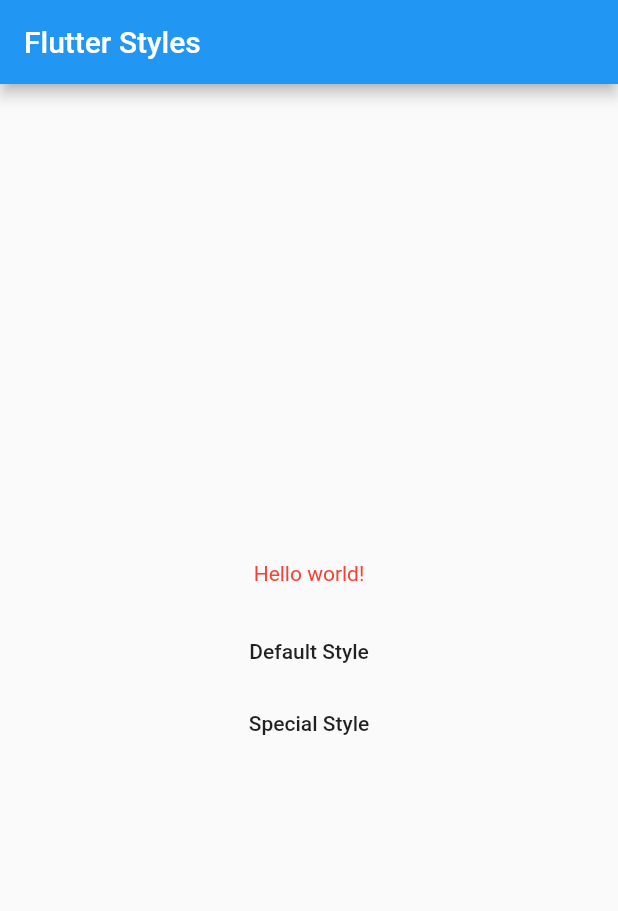
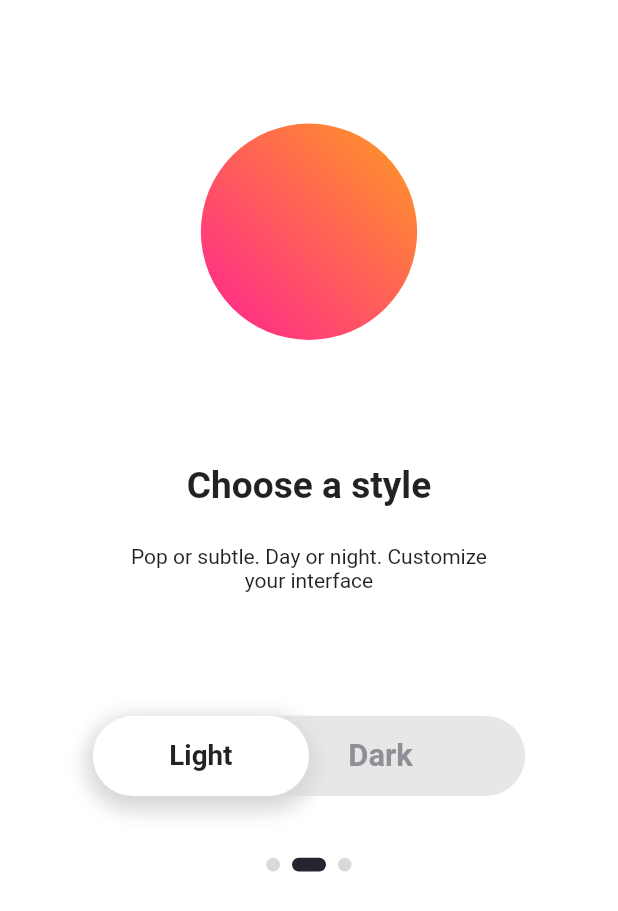
Before and after one commit to katafo/flutter_styles, a Flutter app: the screen it shows after launch, on a phone screen of 412 x 824 dp. Shown: the top 911 px of the screen. Run offline on Flutter 3.47's test engine with Material 2 defaults, Android fonts, the phone set to English and light mode, and no system bars; our stand-ins replace flutter_bloc; Roboto replaces fonts that are missing (OpenSans).

Commit message:
- Add example

```diff
--- a/lib/app/app_cubit.dart
+++ b/lib/app/app_cubit.dart
@@ -1,6 +1,6 @@
 import 'package:flutter_bloc/flutter_bloc.dart';
 import 'package:flutter_styles/app/app_state.dart';
-import 'package:flutter_styles/styles.dart';
+import 'package:flutter_styles/common/utils/styles.dart';
 
 class AppCubit extends Cubit<AppState> {
 
--- /dev/null
+++ b/lib/app/example/custom_toggle.dart
@@ -0,0 +1,104 @@
+import 'package:flutter/material.dart';
+import 'package:flutter_bloc/flutter_bloc.dart';
+import 'package:flutter_styles/common/utils/styles.dart';
+import 'package:provider/provider.dart';
+
+import '../app_cubit.dart';
+import '../app_cubit.dart';
+import '../app_state.dart';
+
+class ZAnimatedToggle extends StatefulWidget {
+  final List<String> values;
+  final ValueChanged onToggleCallback;
+
+  ZAnimatedToggle({
+    Key key,
+    @required this.values,
+    @required this.onToggleCallback,
+  }) : super(key: key);
+
+  @override
+  _ZAnimatedToggleState createState() => _ZAnimatedToggleState();
+}
+
+class _ZAnimatedToggleState extends State<ZAnimatedToggle> {
+  AppCubit appCubit;
+  @override
+  void initState() {
+    super.initState();
+    appCubit= context.read<AppCubit>();
+  }
+
+  @override
+  Widget build(BuildContext context) {
+    double width = MediaQuery
+        .of(context)
+        .size
+        .width;
+    return BlocBuilder<AppCubit,AppState>(
+      builder: (context, state) {
+        return Container(
+          width: width * .7,
+          height: width * .13,
+          child: Stack(
+            children: [
+              GestureDetector(
+                onTap: () {
+                  widget.onToggleCallback(1);
+                },
+                child: Container(
+                  width: width * .7,
+                  height: width * .13,
+                  decoration: ShapeDecoration(
+                      color:appCubit.styles.getToggleBackgroundColor(),
+                      shape: RoundedRectangleBorder(
+                          borderRadius: BorderRadius.circular(width * .1))),
+                  child: Row(
+                    children: List.generate(
+                      widget.values.length,
+                          (index) =>
+                          Padding(
+                            padding: EdgeInsets.symmetric(horizontal: width * .1),
+                            child: Text(
+                              widget.values[index],
+                              style: TextStyle(
+                                  fontSize: width * .05,
+                                  fontWeight: FontWeight.bold,
+                                  color: Color(0xFF918f95)),
+                            ),
+                          ),
+                    ),
+                  ),
+                ),
+              ),
+              AnimatedAlign(
+                alignment: appCubit.styles is  DefaultStyles
+                    ? Alignment.centerLeft
+                    : Alignment.centerRight,
+                duration: Duration(milliseconds: 350),
+                curve: Curves.ease,
+                child: Container(
+                  alignment: Alignment.center,
+                  width: width * .35,
+                  height: width * .13,
+                  decoration: ShapeDecoration(
+                      color: appCubit.styles.getToggleButtonColor(),
+                      shadows: appCubit.styles.getToggleButtonShadow(),
+                      shape: RoundedRectangleBorder(
+                          borderRadius: BorderRadius.circular(width * .1))),
+                  child: Text(
+                    appCubit.styles is  DefaultStyles
+                        ? widget.values[0]
+                        : widget.values[1],
+                    style: TextStyle(
+                        fontSize: width * .045, fontWeight: FontWeight.bold),
+                  ),
+                ),
+              )
+            ],
+          ),
+        );
+      }
+    );
+  }
+}
--- /dev/null
+++ b/lib/app/example/example.dart
@@ -0,0 +1,163 @@
+import 'package:flutter/material.dart';
+import 'package:flutter/material.dart';
+import 'package:flutter_bloc/flutter_bloc.dart';
+import 'package:flutter_styles/common/utils/styles.dart';
+import 'package:provider/provider.dart';
+
+import '../app_cubit.dart';
+import '../app_state.dart';
+import 'custom_toggle.dart';
+
+class HomePage extends StatefulWidget {
+  HomePage({Key key}) : super(key: key);
+
+  @override
+  State<StatefulWidget> createState() {
+    return _HomePageState();
+  }
+}
+
+class _HomePageState extends State<HomePage>
+    with SingleTickerProviderStateMixin {
+  AnimationController _animationController;
+  AppCubit _appBloc;
+
+  GlobalKey<ScaffoldState> _scaffoldKey = GlobalKey<ScaffoldState>();
+
+  @override
+  void initState() {
+    _animationController =
+        AnimationController(vsync: this, duration: Duration(milliseconds: 800));
+    super.initState();
+    _appBloc = context.read<AppCubit>();
+  }
+
+  // function to toggle circle animation
+  changeThemeMode(bool isDarkMode) {
+    if (!isDarkMode) {
+      _animationController.forward(from: 0.0);
+    } else {
+      _animationController.reverse(from: 1.0);
+    }
+  }
+
+  @override
+  Widget build(BuildContext context) {
+    double height = MediaQuery.of(context).size.height;
+    double width = MediaQuery.of(context).size.width;
+    // Now we have access to the theme properties
+    return BlocBuilder<AppCubit, AppState>(builder: (context, state) {
+      return Scaffold(
+        key: _scaffoldKey,
+        body: SafeArea(
+          child: Container(
+            alignment: Alignment.center,
+            margin: EdgeInsets.only(top: height * 0.1),
+            child: Column(
+              children: [
+                Stack(
+                  children: [
+                    Container(
+                      width: width * 0.35,
+                      height: width * 0.35,
+                      decoration: BoxDecoration(
+                        shape: BoxShape.circle,
+                        gradient: LinearGradient(
+                            colors: _appBloc.styles.getLinearGradientColor(),
+                            begin: Alignment.bottomLeft,
+                            end: Alignment.topRight),
+                      ),
+                    ),
+                    Transform.translate(
+                      offset: Offset(40, 0),
+                      child: ScaleTransition(
+                        scale: _animationController.drive(
+                          Tween<double>(begin: 0.0, end: 1.0).chain(
+                            CurveTween(curve: Curves.decelerate),
+                          ),
+                        ),
+                        alignment: Alignment.topRight,
+                        child: Container(
+                          width: width * .26,
+                          height: width * .26,
+                          decoration: BoxDecoration(
+                            shape: BoxShape.circle,
+                            color: _appBloc.styles.getSunColor(),
+                          ),
+                        ),
+                      ),
+                    )
+                  ],
+                ),
+                SizedBox(height: height * 0.1),
+                Text(
+                  'Choose a style',
+                  style: TextStyle(
+                      fontSize: width * .06, fontWeight: FontWeight.bold),
+                ),
+                SizedBox(height: height * 0.03),
+                Container(
+                  width: width * .6,
+                  child: Text(
+                    'Pop or subtle. Day or night. Customize your interface',
+                    textAlign: TextAlign.center,
+                  ),
+                ),
+                SizedBox(height: height * 0.1),
+                ZAnimatedToggle(
+                  values: ['Light', 'Dark'],
+                  onToggleCallback: (v) async {
+                    if(_appBloc.styles is DefaultStyles)
+                      _appBloc.changeStyle(DarkStyles());
+                    else
+                      _appBloc.changeStyle(DefaultStyles());
+                    changeThemeMode(_appBloc.styles is DarkStyles);
+
+                  },
+                ),
+                SizedBox(
+                  height: height * .05,
+                ),
+                Row(
+                  mainAxisAlignment: MainAxisAlignment.center,
+                  children: <Widget>[
+                    buildDot(
+                      width: width * 0.022,
+                      height: width * 0.022,
+                      color: const Color(0xFFd9d9d9),
+                    ),
+                    buildDot(
+                        width: width * 0.055,
+                        height: width * 0.022,
+                        color: _appBloc.styles.getDotStyle()),
+                    buildDot(
+                      width: width * 0.022,
+                      height: width * 0.022,
+                      color: const Color(0xFFd9d9d9),
+                    ),
+                  ],
+                ),
+                // skip & next
+              ],
+            ),
+          ),
+        ),
+      );
+    });
+  }
+
+// for drawing the dots
+  Container buildDot({double width, double height, Color color}) {
+    return Container(
+      margin: EdgeInsets.symmetric(horizontal: 4),
+      width: width,
+      height: height,
+      decoration: ShapeDecoration(
+        shape: RoundedRectangleBorder(
+          borderRadius: BorderRadius.circular(20),
+        ),
+        color: color,
+      ),
+    );
+  }
+}
--- /dev/null
+++ b/lib/common/utils/app_colors.dart
@@ -0,0 +1,29 @@
+import 'package:flutter/material.dart';
+
+///We get the color'name by pass the hex color to this website https://colornamer.robertcooper.me
+///If you have 32 bits color instead of hex color, use this website to convert 32 bits color to hex color
+///https://convertingcolors.com/
+class AppColors {
+  static Color grey = Colors.grey;
+
+  static Color white = Colors.white;
+  static Color closeShutter = Color(0xFF26242e);
+  static Color placebo = Color(0xFFe7e7e8);
+  static Color witchesCauldron = Color(0xFf34323d);
+  static Color satinDepBlack=Color(0xFF1E1F28);
+  static Color raisinBlack=Color(0xFF222029);
+  static Color lavenderBlueShadow=Color(0xFF8983F7);
+  static Color malmoFF=Color(0xFFA3DAFB);
+
+}
+class HexColor extends Color {
+  static int _getColorFromHex(String hexColor) {
+    hexColor = hexColor.toUpperCase().replaceAll("#", "");
+    final buffer = StringBuffer();
+    if (hexColor.length == 6 || hexColor.length == 7) buffer.write('FF');
+    buffer.write(hexColor.replaceFirst('#', ''));
+    return int.parse(buffer.toString(), radix: 16);
+  }
+
+  HexColor(final String hexColor) : super(_getColorFromHex(hexColor));
+}
--- /dev/null
+++ b/lib/common/utils/app_fonts.dart
@@ -0,0 +1,3 @@
+class AppFonts{
+  static const String openSans = "OpenSans";
+}
--- /dev/null
+++ b/lib/common/utils/styles.dart
@@ -0,0 +1,130 @@
+import 'package:flutter/material.dart';
+
+import 'app_colors.dart';
+import 'app_fonts.dart';
+
+abstract class AppStyles {
+  ThemeData getThemeData();
+
+  TextStyle getTextStyle({TextStyle customStyle});
+
+  List<Color> getLinearGradientColor();
+
+  Color getDotStyle();
+
+  Color getToggleBackgroundColor();
+
+  Color getToggleButtonColor();
+
+  List<BoxShadow> getToggleButtonShadow();
+
+  Color getSunColor();
+}
+
+class DefaultStyles implements AppStyles {
+  @override
+  TextStyle getTextStyle({TextStyle customStyle}) {
+    return TextStyle().merge(customStyle);
+  }
+
+  @override
+  ThemeData getThemeData() {
+    return ThemeData(
+        fontFamily: AppFonts.openSans,
+        visualDensity: VisualDensity.adaptivePlatformDensity,
+        primarySwatch: AppColors.grey,
+        primaryColor: AppColors.white,
+        brightness: Brightness.light,
+        backgroundColor: Color(0xFFFFFFFF),
+        scaffoldBackgroundColor: Color(0xFFFFFFFF));
+  }
+
+  @override
+  List<Color> getLinearGradientColor() {
+    return [Color(0xDDFF0080), Color(0xDDFF8C00)];
+  }
+
+  @override
+  Color getDotStyle() {
+    return AppColors.closeShutter;
+  }
+
+  @override
+  Color getToggleBackgroundColor() {
+    return AppColors.placebo;
+  }
+
+  @override
+  Color getToggleButtonColor() {
+    return AppColors.white;
+  }
+
+  @override
+  List<BoxShadow> getToggleButtonShadow() => [
+        BoxShadow(
+            color: Color(0xFFd8d7da),
+            spreadRadius: 5,
+            blurRadius: 10,
+            offset: Offset(0, 5)),
+      ];
+
+  @override
+  Color getSunColor() {
+    return AppColors.white;
+  }
+}
+
+class DarkStyles implements AppStyles {
+  @override
+  TextStyle getTextStyle({TextStyle customStyle}) {
+    return TextStyle().merge(customStyle);
+  }
+
+  @override
+  ThemeData getThemeData() {
+    return ThemeData(
+      visualDensity: VisualDensity.adaptivePlatformDensity,
+      primarySwatch: AppColors.grey,
+      primaryColor: AppColors.satinDepBlack,
+      brightness: Brightness.dark,
+      backgroundColor: AppColors.closeShutter,
+      scaffoldBackgroundColor: AppColors.closeShutter,
+    );
+  }
+
+  @override
+  Color getDotStyle() {
+    return AppColors.white;
+  }
+
+  @override
+  List<Color> getLinearGradientColor() {
+    return [AppColors.lavenderBlueShadow, AppColors.malmoFF];
+  }
+
+  @override
+  Color getSunColor() {
+    return AppColors.closeShutter;
+  }
+
+  @override
+  Color getToggleBackgroundColor() {
+    return AppColors.raisinBlack;
+  }
+
+  @override
+  Color getToggleButtonColor() {
+    return AppColors.witchesCauldron;
+  }
+
+  @override
+  List<BoxShadow> getToggleButtonShadow() {
+    return [
+      BoxShadow(
+          color: Color(0x66000000),
+          spreadRadius: 5,
+          blurRadius: 10,
+          offset: Offset(0, 5))
+    ];
+  }
+}
--- a/lib/main.dart
+++ b/lib/main.dart
@@ -2,7 +2,9 @@ import 'package:flutter/material.dart';
 import 'package:flutter_bloc/flutter_bloc.dart';
 import 'package:flutter_styles/app/app_cubit.dart';
 import 'package:flutter_styles/app/app_state.dart';
-import 'package:flutter_styles/styles.dart';
+import 'package:flutter_styles/common/utils/styles.dart';
+
+import 'app/example/example.dart';
 
 void main() {
   runApp(MyApp());
@@ -13,16 +15,7 @@ class MyApp extends StatelessWidget {
   @override
   Widget build(BuildContext context) {
     return BlocProvider(
-      create: (_) => AppCubit(),
-      child: MaterialApp(
-        title: 'Flutter Demo',
-        theme: ThemeData(
-          primarySwatch: Colors.blue,
-          visualDensity: VisualDensity.adaptivePlatformDensity,
-        ),
-        home: MyHomePage(title: 'Flutter Styles'),
-      )
-    );
+        create: (_) => AppCubit(), child: MyHomePage(title: 'Flutter Styles'));
   }
 }
 
@@ -36,44 +29,21 @@ class MyHomePage extends StatefulWidget {
 }
 
 class _MyHomePageState extends State<MyHomePage> {
-
   AppCubit _appBloc;
 
   @override
-    void initState() {
-      super.initState();
-      _appBloc = context.read<AppCubit>();
-    }
+  void initState() {
+    super.initState();
+    _appBloc = context.read<AppCubit>();
+  }
 
   @override
   Widget build(BuildContext context) {
     return BlocBuilder<AppCubit, AppState>(
       builder: (context, state) {
-        return Scaffold(
-          appBar: AppBar(
-            title: Text(widget.title),
-          ),
-          body: Center(
-            child: Column(
-              mainAxisAlignment: MainAxisAlignment.center,
-              children: <Widget>[
-                Text(
-                  'Hello world!',
-                  style: _appBloc.styles.getTitleStyle(),
-                ),
-                const SizedBox(height: 20,),
-                FlatButton(
-                  child: Text('Default Style'),
-                  onPressed: () => _appBloc.changeStyle(DefaultStyles()),
-                ),
-                FlatButton(
-                  child: Text('Special Style'),
-                  onPressed: () => _appBloc.changeStyle(SpecialStyles()),
-                )
-              ],
-            ),
-          ),
-        );
+        return MaterialApp(
+            theme: _appBloc.styles.getThemeData(),
+            home: HomePage());
       },
     );
   }
--- a/lib/styles.dart
+++ /dev/null
@@ -1,29 +0,0 @@
-import 'package:flutter/material.dart';
-
-abstract class AppStyles {
-  TextStyle getTitleStyle();
-}
-
-class DefaultStyles implements AppStyles {
-
-  @override
-  TextStyle getTitleStyle() {
-    return TextStyle(
-      color: Colors.red,
-      fontSize: 14
-    );
-  }
-
-}
-
-class SpecialStyles implements AppStyles {
-
-  @override
-  TextStyle getTitleStyle() {
-    return TextStyle(
-      color: Colors.blue,
-      fontSize: 17
-    );
-  }
-
-}
```
Also changed, not shown: pubspec.lock, 1 other file.
